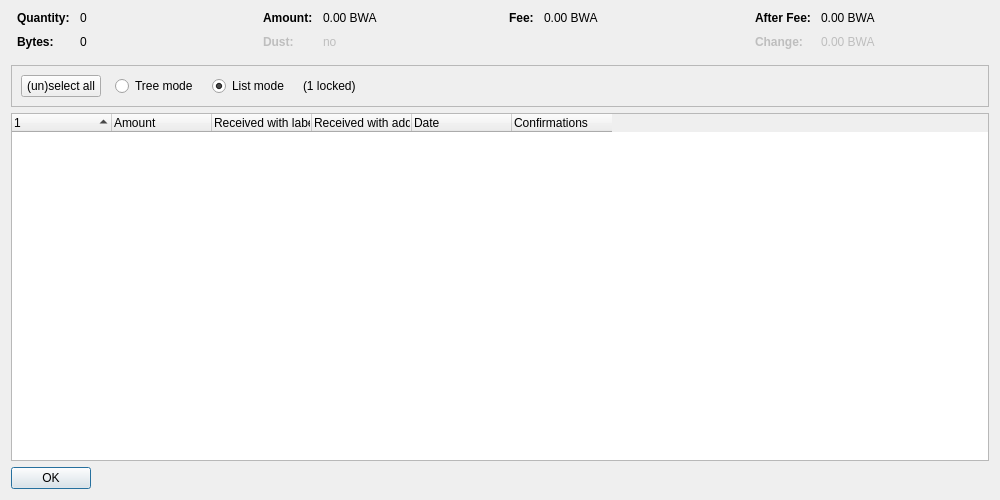
Old version of the form src/qt/forms/coincontroldialog.ui in the repository jcooper036/garrycoin.
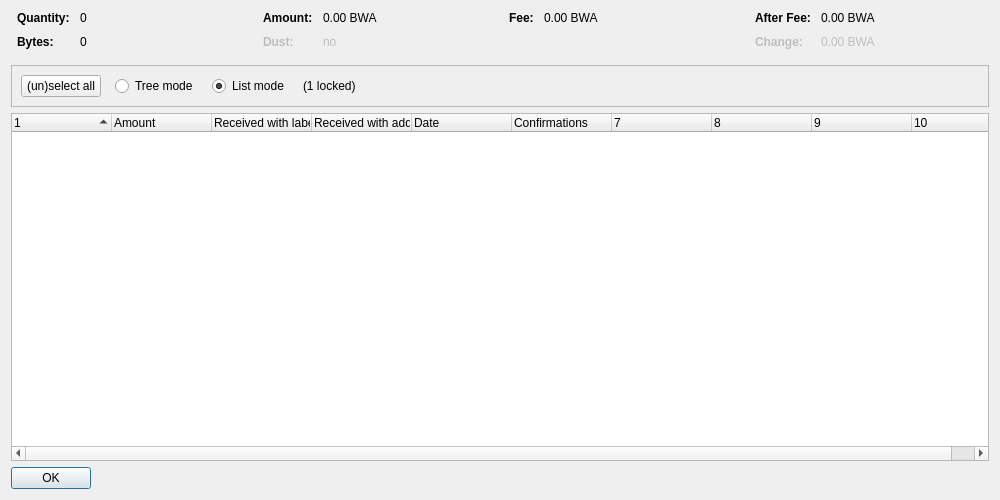
New version of the form. Custom widgets are drawn as their Qt base class.

Patch:
```diff
--- a/src/qt/forms/coincontroldialog.ui
+++ b/src/qt/forms/coincontroldialog.ui
@@ -402,7 +402,7 @@
       <bool>false</bool>
      </property>
      <property name="columnCount">
-      <number>6</number>
+      <number>10</number>
      </property>
      <attribute name="headerShowSortIndicator" stdset="0">
       <bool>true</bool>
```
Left out of the diff: 2 changed lines with no effect on the pictures.
